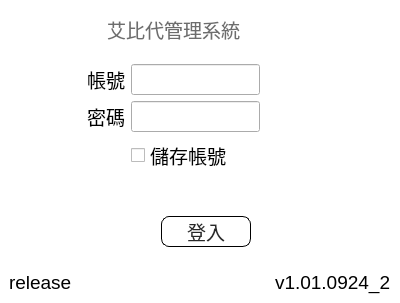
Before: the Qt Designer form src/AdbClient/DialogLogin.ui in roger0816/Adb, drawn with Qt 5.
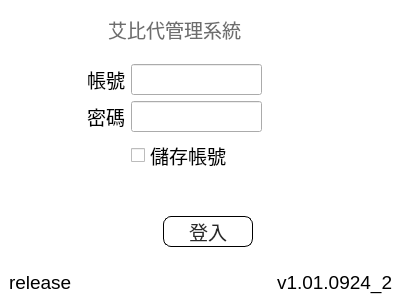
After: the same form once the commit is applied.

```diff
--- a/src/AdbClient/DialogLogin.ui
+++ b/src/AdbClient/DialogLogin.ui
@@ -6,7 +6,7 @@
    <rect>
     <x>0</x>
     <y>0</y>
-    <width>400</width>
+    <width>402</width>
     <height>300</height>
    </rect>
   </property>
```
Left out of the diff: 3 changed lines with no effect on the pictures.
